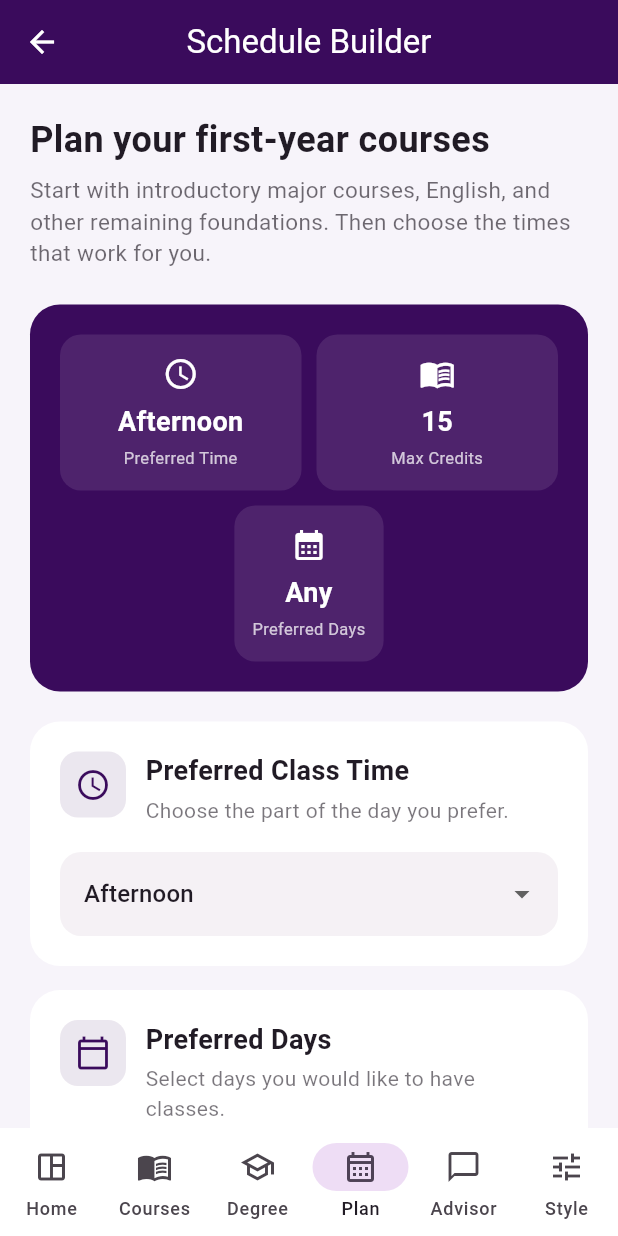
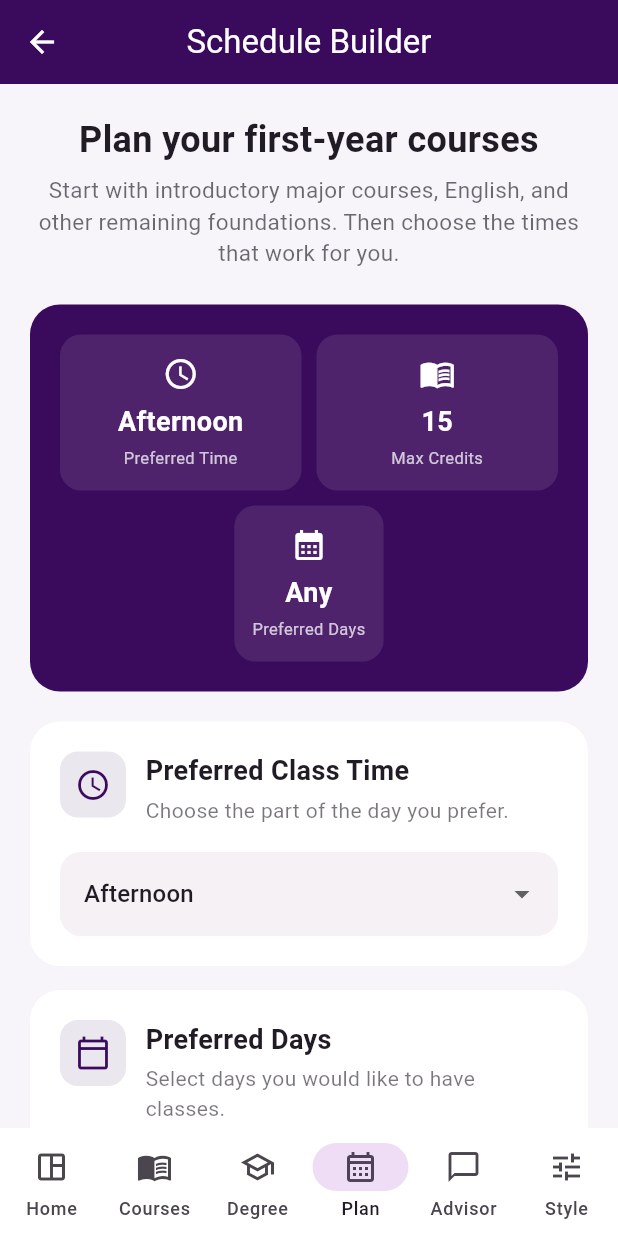
Before and after one commit to comarabrams1-oss/tiger-path-advisor, a Flutter app: the screen it shows after launch, after a tap on "Continue to Tiger Path", after a tap on "Use fictional test student", after a tap on "Plan Spring 2027", on a phone screen of 412 x 824 dp. Run offline on Flutter 3.47's test engine with Material 3 defaults, Android fonts, the phone set to English and light mode, and no system bars; our stand-ins replace shared_preferences; network calls fail.

Commit message:
Center page titles and subtitles across the academic workspace

```diff
--- a/lib/main.dart
+++ b/lib/main.dart
@@ -305,7 +305,7 @@ class HomeScreen extends StatelessWidget {
           Row(
             children: [
               Container(
-                width: 42,
+                width: 48,
                 height: 46,
                 padding: const EdgeInsets.all(4),
                 decoration: BoxDecoration(
@@ -321,9 +321,10 @@ class HomeScreen extends StatelessWidget {
               const SizedBox(width: 12),
               Expanded(
                 child: Column(
-                  crossAxisAlignment: CrossAxisAlignment.start,
+                  crossAxisAlignment: CrossAxisAlignment.stretch,
                   children: [
                     Text(
+                      textAlign: TextAlign.center,
                       'Benedict College',
                       style: TextStyle(
                         fontSize: 12,
@@ -332,6 +333,7 @@ class HomeScreen extends StatelessWidget {
                     ),
                     const SizedBox(height: 4),
                     Text(
+                      textAlign: TextAlign.center,
                       'Tiger Path Advisor',
                       style: TextStyle(
                         fontSize: 23,
@@ -343,6 +345,7 @@ class HomeScreen extends StatelessWidget {
                   ],
                 ),
               ),
+              const SizedBox(width: 12),
               IconButton(
                 tooltip: 'Open Theme Studio',
                 icon: const Icon(Icons.tune),
@@ -364,9 +367,10 @@ class HomeScreen extends StatelessWidget {
           LayoutBuilder(
             builder: (context, constraints) {
               final details = Column(
-                crossAxisAlignment: CrossAxisAlignment.start,
+                crossAxisAlignment: CrossAxisAlignment.stretch,
                 children: [
                   Text(
+                    textAlign: TextAlign.center,
                     '${activeStudent.major} B.S. · ${activeStudent.classification}',
                     style: const TextStyle(
                       fontSize: 14,
@@ -375,6 +379,7 @@ class HomeScreen extends StatelessWidget {
                   ),
                   const SizedBox(height: 5),
                   Text(
+                    textAlign: TextAlign.center,
                     'Fall 2026 overview · Spring 2027 planning',
                     style: TextStyle(
                       fontSize: 12,
@@ -402,11 +407,12 @@ class HomeScreen extends StatelessWidget {
                   children: [details, const SizedBox(height: 14), button],
                 );
               }
-              return Row(
+              return Column(
+                crossAxisAlignment: CrossAxisAlignment.stretch,
                 children: [
-                  Expanded(child: details),
-                  const SizedBox(width: 20),
-                  button,
+                  details,
+                  const SizedBox(height: 14),
+                  Center(child: button),
                 ],
               );
             },
@@ -419,7 +425,7 @@ class HomeScreen extends StatelessWidget {
   Widget _compactHeader(BuildContext context) => Row(
     children: [
       Container(
-        width: 44,
+        width: 48,
         height: 48,
         padding: const EdgeInsets.all(4),
         decoration: BoxDecoration(
@@ -435,20 +441,23 @@ class HomeScreen extends StatelessWidget {
       const SizedBox(width: 10),
       Expanded(
         child: Column(
-          crossAxisAlignment: CrossAxisAlignment.start,
+          crossAxisAlignment: CrossAxisAlignment.stretch,
           children: [
             Text(
+              textAlign: TextAlign.center,
               'Tiger Path Advisor',
               style: Theme.of(context).textTheme.headlineMedium
                   ?.copyWith(fontWeight: FontWeight.w800),
             ),
             const SizedBox(height: 5),
             Text(
+              textAlign: TextAlign.center,
               '${activeStudent.major} · ${activeStudent.classification} · Catalog ${activeStudent.catalogYear}',
             ),
           ],
         ),
       ),
+      const SizedBox(width: 10),
       IconButton(
         tooltip: 'Open Theme Studio',
         onPressed: () => Navigator.push(
--- a/lib/screens/generated_schedule_screen.dart
+++ b/lib/screens/generated_schedule_screen.dart
@@ -177,6 +177,7 @@ class _GeneratedScheduleScreenState extends State<GeneratedScheduleScreen> {
             padding: const EdgeInsets.all(20),
             children: [
               Text(
+                textAlign: TextAlign.center,
                 'Your Semester Schedule',
                 style: TextStyle(
                   fontSize: 28,
@@ -186,6 +187,7 @@ class _GeneratedScheduleScreenState extends State<GeneratedScheduleScreen> {
               ),
               const SizedBox(height: 6),
               Text(
+                textAlign: TextAlign.center,
                 'Tiger Path Advisor selected the best available sections based on your semester plan and schedule preferences.',
                 style: TextStyle(
                   fontSize: 15,
@@ -489,14 +491,16 @@ class _GeneratedScheduleScreenState extends State<GeneratedScheduleScreen> {
     child: Padding(
       padding: const EdgeInsets.all(16),
       child: Column(
-        crossAxisAlignment: CrossAxisAlignment.start,
+        crossAxisAlignment: CrossAxisAlignment.stretch,
         children: [
           const Text(
+            textAlign: TextAlign.center,
             'Build with Tiger Path',
             style: TextStyle(fontSize: 19, fontWeight: FontWeight.bold),
           ),
           const SizedBox(height: 6),
           const Text(
+            textAlign: TextAlign.center,
             'Set a credit goal or ask for a change. Tiger Path rebuilds the timetable here and checks courses, labs, availability and conflicts.',
           ),
           const SizedBox(height: 12),
--- a/lib/screens/schedule_preferences_screen.dart
+++ b/lib/screens/schedule_preferences_screen.dart
@@ -142,6 +142,7 @@ class _SchedulePreferencesScreenState extends State<SchedulePreferencesScreen> {
             padding: const EdgeInsets.all(20),
             children: [
               Text(
+                textAlign: TextAlign.center,
                 activeStudent.classification.toLowerCase() == 'freshman'
                     ? 'Plan your first-year courses'
                     : 'Plan your next semester',
@@ -153,6 +154,7 @@ class _SchedulePreferencesScreenState extends State<SchedulePreferencesScreen> {
               ),
               const SizedBox(height: 6),
               Text(
+                textAlign: TextAlign.center,
                 activeStudent.classification.toLowerCase() == 'freshman'
                     ? 'Start with introductory major courses, English, and other remaining foundations. Then choose the times that work for you.'
                     : 'Choose your preferences for courses that fit your remaining requirements.',
--- a/lib/screens/semester_plan_screen.dart
+++ b/lib/screens/semester_plan_screen.dart
@@ -57,11 +57,13 @@ class _SemesterPlanScreenState extends State<SemesterPlanScreen> {
         padding: const EdgeInsets.all(20),
         children: [
           Text(
+            textAlign: TextAlign.center,
             '${activeStudent.classification} semester plan',
             style: TextStyle(fontSize: 26, fontWeight: FontWeight.bold),
           ),
           const SizedBox(height: 8),
           const Text(
+            textAlign: TextAlign.center,
             'A draft of specific courses for Spring 2027. Current prerequisites must be completed successfully. Meeting times are checked in the next step.',
           ),
           if (activeStudent.major == 'Computer Engineering')
--- a/lib/screens/theme_settings_screen.dart
+++ b/lib/screens/theme_settings_screen.dart
@@ -256,6 +256,7 @@ class _ThemeSettingsScreenState extends State<ThemeSettingsScreen> {
             padding: const EdgeInsets.fromLTRB(20, 24, 20, 40),
             children: [
               Text(
+                textAlign: TextAlign.center,
                 'Choose Your Look',
                 style: TextStyle(
                   fontSize: 28,
@@ -265,6 +266,7 @@ class _ThemeSettingsScreenState extends State<ThemeSettingsScreen> {
               ),
               const SizedBox(height: 6),
               Text(
+                textAlign: TextAlign.center,
                 'Combine an interface design with your favorite colors. Your choices apply throughout Tiger Path.',
                 style: TextStyle(
                   color: colors.onSurface.withValues(alpha: 0.65),
--- a/lib/screens/transcript_screen.dart
+++ b/lib/screens/transcript_screen.dart
@@ -250,10 +250,11 @@ class TranscriptScreen extends StatelessWidget {
         const SizedBox(width: 13),
         Expanded(
           child: Column(
-            crossAxisAlignment: CrossAxisAlignment.start,
+            crossAxisAlignment: CrossAxisAlignment.stretch,
             children: [
               Text(
                 title,
+                textAlign: TextAlign.center,
                 style: TextStyle(
                   fontSize: 21,
                   fontWeight: FontWeight.bold,
@@ -263,6 +264,7 @@ class TranscriptScreen extends StatelessWidget {
               const SizedBox(height: 3),
               Text(
                 subtitle,
+                textAlign: TextAlign.center,
                 style: TextStyle(
                   color: Theme.of(context).colorScheme.onSurfaceVariant,
                 ),
@@ -270,6 +272,7 @@ class TranscriptScreen extends StatelessWidget {
             ],
           ),
         ),
+        const SizedBox(width: 58),
       ],
     );
   }
--- a/lib/widgets/academic_workspace.dart
+++ b/lib/widgets/academic_workspace.dart
@@ -196,8 +196,10 @@ class _AcademicWorkspaceState extends State<AcademicWorkspace> {
       children: [
         Row(
           children: [
+            const SizedBox(width: 32),
             Expanded(
               child: Text(
+                textAlign: TextAlign.center,
                 'Your academic workspace',
                 style: Theme.of(context).textTheme.headlineSmall
                     ?.copyWith(fontWeight: FontWeight.w800),
@@ -208,9 +210,13 @@ class _AcademicWorkspaceState extends State<AcademicWorkspace> {
           ],
         ),
         const SizedBox(height: 6),
-        Text(
+        SizedBox(
+          width: double.infinity,
+          child: Text(
+            textAlign: TextAlign.center,
             'Current coursework, next steps, and the requirements behind your plan.',
             style: TextStyle(color: colors.onSurfaceVariant),
+          ),
         ),
         const SizedBox(height: 18),
         if (AppDesignTokens.of(context).design == AppDesign.sharp) ...[
@@ -299,15 +305,28 @@ class _AcademicWorkspaceState extends State<AcademicWorkspace> {
               ],
             ),
             const SizedBox(height: 14),
+            SizedBox(
+              width: double.infinity,
+              child: Column(
+                crossAxisAlignment: CrossAxisAlignment.stretch,
+                children: [
                   Text(
+                    textAlign: TextAlign.center,
                     title,
                     style: Theme.of(context).textTheme.titleLarge
                         ?.copyWith(fontWeight: FontWeight.w700),
                   ),
                   const SizedBox(height: 6),
                   Text(
+                    textAlign: TextAlign.center,
                     description,
-              style: TextStyle(color: colors.onSurfaceVariant, fontSize: 13),
+                    style: TextStyle(
+                      color: colors.onSurfaceVariant,
+                      fontSize: 13,
+                    ),
+                  ),
+                ],
+              ),
             ),
             const SizedBox(height: 22),
             ...children,
```
Also changed, not shown: lib/screens/ai_advisor_screen.dart (+11 -5 lines), lib/screens/course_recommendations_screen.dart (+5 -7 lines), lib/screens/degree_progress_screen.dart (+4 -5 lines). Lines whose indentation alone changed are shown as unchanged.
